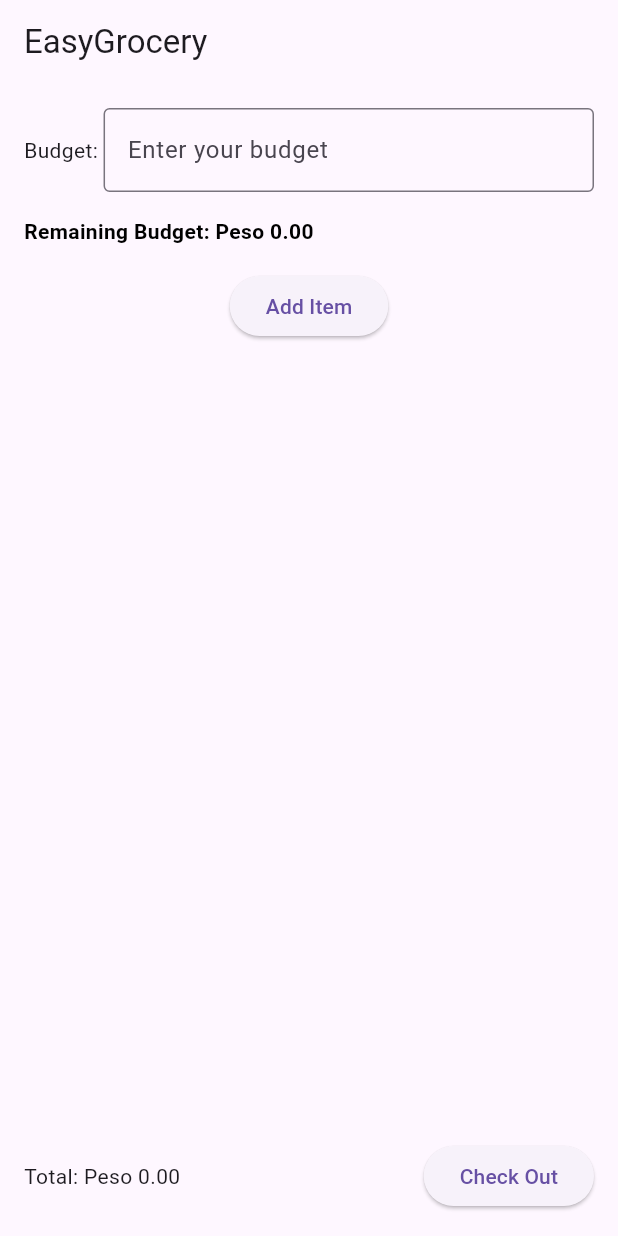
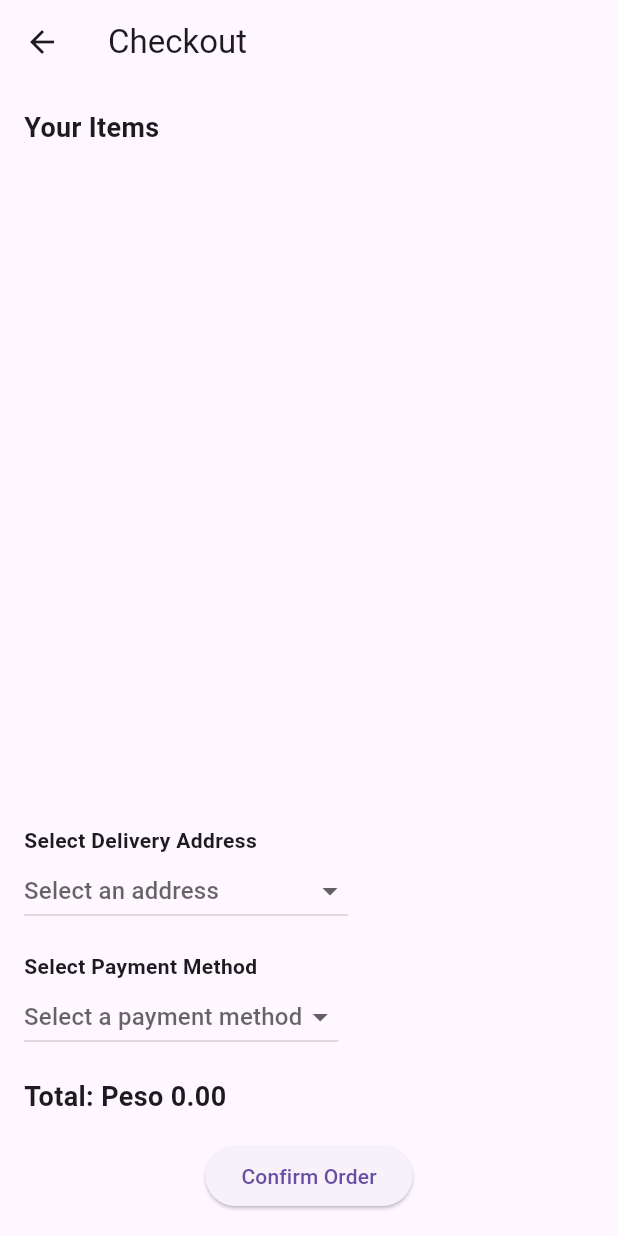
Before and after one commit to jon373/EasyGrocery, a Flutter app: the screen it shows after launch, after a tap on "Check Out", on a phone screen of 412 x 824 dp. Run offline on Flutter 3.47's test engine with Material 3 defaults, Android fonts, the phone set to English and light mode, and no system bars.

Commit message:
Added stock checkout and update something

```diff
--- a/Main Folder/lib/categories.dart
+++ b/Main Folder/lib/categories.dart
@@ -8,11 +8,11 @@ class GroceryItem {
       {required this.name, required this.category, required this.price});
 }
 
-class CartItem {
+class quantityItem {
   final GroceryItem item;
   int quantity;
 
-  CartItem({required this.item, required this.quantity});
+  quantityItem({required this.item, required this.quantity});
 }
 
 final List<GroceryItem> groceryItems = [
--- /dev/null
+++ b/Main Folder/lib/checkout.dart
@@ -0,0 +1,121 @@
+import 'package:flutter/material.dart';
+import 'categories.dart'; // Import the file with the grocery items and quantityItem class
+
+class CheckoutPage extends StatelessWidget {
+  final List<quantityItem> addedItems;
+  final double totalAmount;
+  final Function(String) onAddressSelected;
+  final Function(String) onPaymentMethodSelected;
+
+  CheckoutPage({
+    required this.addedItems,
+    required this.totalAmount,
+    required this.onAddressSelected,
+    required this.onPaymentMethodSelected,
+  });
+
+  @override
+  Widget build(BuildContext context) {
+    // Predefined delivery addresses
+    List<String> deliveryAddresses = [
+      '123 Main St, Cityville',
+      '456 Maple Ave, Townsville',
+      '789 Oak Rd, Villageville',
+    ];
+
+    // Predefined payment methods
+    List<String> paymentMethods = [
+      'Credit Card',
+      'Debit Card',
+      'Cash on Delivery',
+    ];
+
+    String? selectedAddress;
+    String? selectedPaymentMethod;
+
+    return Scaffold(
+      appBar: AppBar(
+        title: Text('Checkout'),
+      ),
+      body: Padding(
+        padding: const EdgeInsets.all(16.0),
+        child: Column(
+          crossAxisAlignment: CrossAxisAlignment.start,
+          children: [
+            Text(
+              'Your Items',
+              style: TextStyle(fontWeight: FontWeight.bold, fontSize: 18),
+            ),
+            SizedBox(height: 10),
+            Expanded(
+              child: ListView(
+                children: addedItems.map((quantityItem) {
+                  return ListTile(
+                    title: Text(
+                        '${quantityItem.item.name} x${quantityItem.quantity}'),
+                    subtitle: Text(
+                        'Total: Peso ${(quantityItem.item.price * quantityItem.quantity).toStringAsFixed(2)}'),
+                  );
+                }).toList(),
+              ),
+            ),
+            SizedBox(height: 16),
+            Text(
+              'Select Delivery Address',
+              style: TextStyle(fontWeight: FontWeight.bold),
+            ),
+            DropdownButton<String>(
+              hint: Text('Select an address'),
+              value: selectedAddress,
+              onChanged: (String? newValue) {
+                onAddressSelected(newValue!);
+                selectedAddress = newValue;
+              },
+              items: deliveryAddresses
+                  .map<DropdownMenuItem<String>>((String address) {
+                return DropdownMenuItem<String>(
+                  value: address,
+                  child: Text(address),
+                );
+              }).toList(),
+            ),
+            SizedBox(height: 16),
+            Text(
+              'Select Payment Method',
+              style: TextStyle(fontWeight: FontWeight.bold),
+            ),
+            DropdownButton<String>(
+              hint: Text('Select a payment method'),
+              value: selectedPaymentMethod,
+              onChanged: (String? newValue) {
+                onPaymentMethodSelected(newValue!);
+                selectedPaymentMethod = newValue;
+              },
+              items:
+                  paymentMethods.map<DropdownMenuItem<String>>((String method) {
+                return DropdownMenuItem<String>(
+                  value: method,
+                  child: Text(method),
+                );
+              }).toList(),
+            ),
+            SizedBox(height: 16),
+            Text(
+              'Total: Peso ${totalAmount.toStringAsFixed(2)}',
+              style: TextStyle(fontWeight: FontWeight.bold, fontSize: 18),
+            ),
+            SizedBox(height: 16),
+            Center(
+              child: ElevatedButton(
+                onPressed: () {
+                  // Handle order confirmation here
+                },
+                child: Text('Confirm Order'),
+              ),
+            ),
+          ],
+        ),
+      ),
+    );
+  }
+}
--- a/Main Folder/lib/homepage.dart
+++ b/Main Folder/lib/homepage.dart
@@ -1,53 +1,55 @@
 import 'package:flutter/material.dart';
-import 'categories.dart'; // Import the file with the grocery items and CartItem class
+import 'categories.dart'; // Import the file with the grocery items and quantityItem class
 import 'searchItem.dart';
+import 'checkout.dart';
 
-class GroceryHomePage extends StatefulWidget {
+class HomePage extends StatefulWidget {
   @override
   _GroceryHomePageState createState() => _GroceryHomePageState();
 }
 
-class _GroceryHomePageState extends State<GroceryHomePage> {
+class _GroceryHomePageState extends State<HomePage> {
   final TextEditingController _budgetController = TextEditingController();
   double _totalAmount = 0.0;
 
-  List<CartItem> _addedItems =
+  List<quantityItem> _addedItems =
       []; // List to hold added items and their quantities
 
-  void _increaseQuantity(CartItem cartItem) {
+  void _increaseQuantity(quantityItem quantityItem) {
     setState(() {
-      cartItem.quantity++;
-      _totalAmount += cartItem.item.price; // Update total amount
+      quantityItem.quantity++;
+      _totalAmount += quantityItem.item.price; // Update total amount
     });
   }
 
-  void _decreaseQuantity(CartItem cartItem) {
-    if (cartItem.quantity > 1) {
+  void _decreaseQuantity(quantityItem quantityItem) {
+    if (quantityItem.quantity > 1) {
       setState(() {
-        cartItem.quantity--;
-        _totalAmount -= cartItem.item.price; // Update total amount
+        quantityItem.quantity--;
+        _totalAmount -= quantityItem.item.price; // Update total amount
       });
     } else {
       // Show confirmation dialog to remove the item
-      _showRemoveConfirmationDialog(cartItem);
+      _showRemoveConfirmationDialog(quantityItem);
     }
   }
 
-  void _showRemoveConfirmationDialog(CartItem cartItem) {
+  void _showRemoveConfirmationDialog(quantityItem quantityItem) {
     showDialog(
       context: context,
       builder: (BuildContext context) {
         return AlertDialog(
           title: Text('Remove Item'),
           content: Text(
-              'Are you sure you want to remove ${cartItem.item.name} from the cart?'),
+              'Are you sure you want to remove ${quantityItem.item.name} from the cart?'),
           actions: [
             TextButton(
               onPressed: () {
                 setState(() {
-                  _totalAmount -= cartItem.item.price *
-                      cartItem.quantity; // Update total amount
-                  _addedItems.remove(cartItem); // Remove the item from the cart
+                  _totalAmount -= quantityItem.item.price *
+                      quantityItem.quantity; // Update total amount
+                  _addedItems
+                      .remove(quantityItem); // Remove the item from the cart
                 });
                 Navigator.of(context).pop(); // Close the dialog
               },
@@ -65,10 +67,10 @@ class _GroceryHomePageState extends State<GroceryHomePage> {
     );
   }
 
-  void _showRelevantItems(CartItem cartItem) {
+  void _showRelevantItems(quantityItem quantityItem) {
     // Get the category and name of the selected item
-    String selectedCategory = cartItem.item.category;
-    String selectedItemName = cartItem.item.name.toLowerCase();
+    String selectedCategory = quantityItem.item.category;
+    String selectedItemName = quantityItem.item.name.toLowerCase();
 
     // Filter items based on the selected item's category and exclude the selected item
     List<GroceryItem> relevantItems = groceryItems.where((item) {
@@ -110,7 +112,7 @@ class _GroceryHomePageState extends State<GroceryHomePage> {
                 crossAxisAlignment: CrossAxisAlignment.start,
                 children: [
                   Text(
-                    'Relevant Items for ${cartItem.item.name}',
+                    'Relevant Items for ${quantityItem.item.name}',
                     style: TextStyle(fontWeight: FontWeight.bold),
                   ),
                   SizedBox(height: 16),
@@ -120,7 +122,7 @@ class _GroceryHomePageState extends State<GroceryHomePage> {
                         return ListTile(
                           title: Text(item.name),
                           subtitle: Text(
-                              '${item.category} - Peso ${item.price.toStringAsFixed(2)}'),
+                              '${item.category} - P${item.price.toStringAsFixed(2)}'),
                         );
                       }).toList(),
                     ),
@@ -163,7 +165,7 @@ class _GroceryHomePageState extends State<GroceryHomePage> {
     return 3; // Least relevant
   }
 
-  void _updateAddedItems(List<CartItem> items) {
+  void _updateAddedItems(List<quantityItem> items) {
     setState(() {
       _addedItems = items;
       _totalAmount = _addedItems.fold(
@@ -208,7 +210,7 @@ class _GroceryHomePageState extends State<GroceryHomePage> {
             SizedBox(height: 16),
             // Display remaining budget
             Text(
-              'Remaining Budget: Peso ${remainingBudget.toStringAsFixed(2)}',
+              'Remaining Budget: P${remainingBudget.toStringAsFixed(2)}',
               style: TextStyle(
                 color: remainingBudget < 0 ? Colors.red : Colors.black,
                 fontWeight: FontWeight.bold,
@@ -228,7 +230,7 @@ class _GroceryHomePageState extends State<GroceryHomePage> {
                   Navigator.push(
                     context,
                     MaterialPageRoute(
-                      builder: (context) => ItemSelectionPage(
+                      builder: (context) => Searchitem(
                         addedItems: _addedItems,
                         onItemsAdded: _updateAddedItems, // Update added items
                       ),
@@ -242,31 +244,33 @@ class _GroceryHomePageState extends State<GroceryHomePage> {
             Expanded(
               child: ListView(
                 children: [
-                  ..._addedItems.map((cartItem) {
+                  ..._addedItems.map((quantityItem) {
                     return ListTile(
                       onTap: () => _showRelevantItems(
-                          cartItem), // Show relevant items when tapped
+                          quantityItem), // Show relevant items when tapped
                       title: Row(
                         mainAxisAlignment: MainAxisAlignment.spaceBetween,
                         children: [
-                          Text(cartItem.item.name),
+                          Text(quantityItem.item.name),
                           Row(
                             children: [
                               IconButton(
                                 icon: Icon(Icons.remove),
-                                onPressed: () => _decreaseQuantity(cartItem),
+                                onPressed: () =>
+                                    _decreaseQuantity(quantityItem),
                               ),
-                              Text('${cartItem.quantity}'),
+                              Text('${quantityItem.quantity}'),
                               IconButton(
                                 icon: Icon(Icons.add),
-                                onPressed: () => _increaseQuantity(cartItem),
+                                onPressed: () =>
+                                    _increaseQuantity(quantityItem),
                               ),
                             ],
                           ),
                         ],
                       ),
                       subtitle: Text(
-                          'Total: Peso ${(cartItem.item.price * cartItem.quantity).toStringAsFixed(2)}'),
+                          'Total: P${(quantityItem.item.price * quantityItem.quantity).toStringAsFixed(2)}'),
                     );
                   }),
                 ],
@@ -276,10 +280,28 @@ class _GroceryHomePageState extends State<GroceryHomePage> {
             Row(
               mainAxisAlignment: MainAxisAlignment.spaceBetween,
               children: [
-                Text('Total: Peso ${_totalAmount.toStringAsFixed(2)}'),
+                Text('Total: P${_totalAmount.toStringAsFixed(2)}'),
                 ElevatedButton(
                   onPressed: () {
-                    // Checkout button logic here
+                    Navigator.push(
+                      context,
+                      MaterialPageRoute(
+                        builder: (context) => CheckoutPage(
+                          addedItems: _addedItems,
+                          totalAmount: _totalAmount,
+                          onAddressSelected: (String selectedAddress) {
+                            // Handle address selection here
+                            print('Selected address: $selectedAddress');
+                          },
+                          onPaymentMethodSelected:
+                              (String selectedPaymentMethod) {
+                            // Handle payment method selection here
+                            print(
+                                'Selected payment method: $selectedPaymentMethod');
+                          },
+                        ),
+                      ),
+                    );
                   },
                   child: Text('Check Out'),
                 ),
--- a/Main Folder/lib/main.dart
+++ b/Main Folder/lib/main.dart
@@ -13,7 +13,7 @@ class EasyGroceryApp extends StatelessWidget {
       theme: ThemeData(
         primarySwatch: Colors.green,
       ),
-      home: GroceryHomePage(),
+      home: HomePage(),
     );
   }
 }
```
Also changed, not shown: Main Folder/lib/searchItem.dart (+10 -10 lines).
